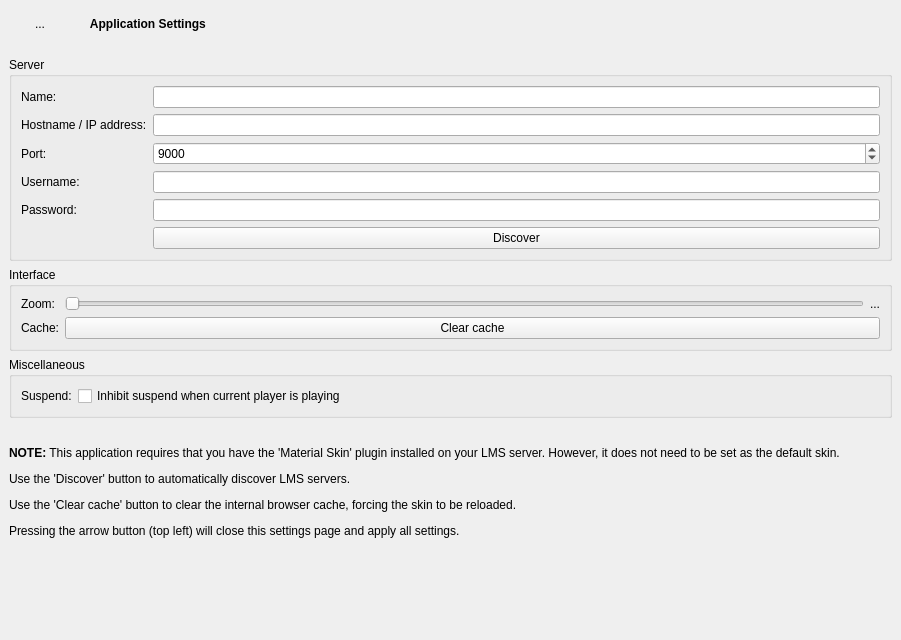
This is src/settingswidget.ui in CDrummond/melodeon as Qt 5 draws it before an edit. The edited form follows.
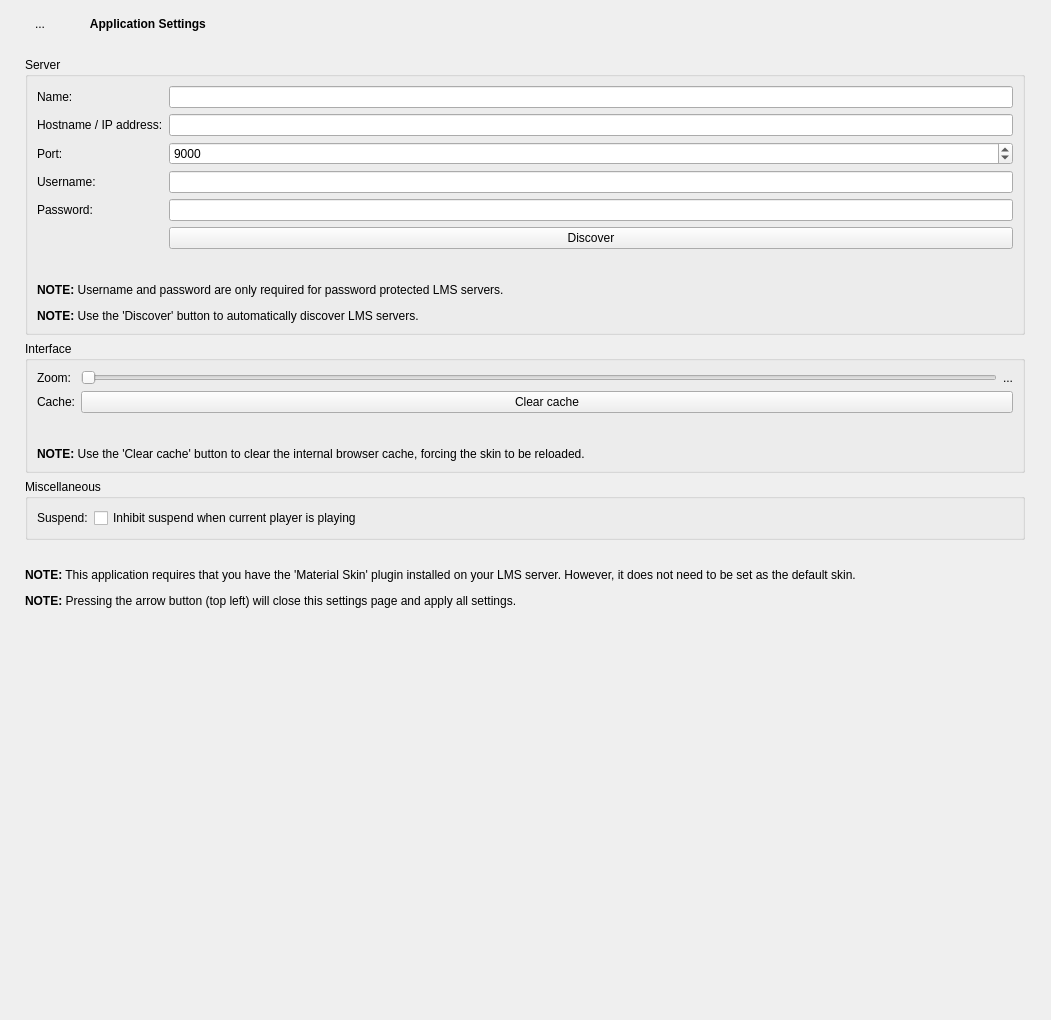
This is the edited form.

Commit message: Move help text to relevant sections

```diff
--- a/src/settingswidget.ui
+++ b/src/settingswidget.ui
@@ -6,8 +6,8 @@
    <rect>
     <x>0</x>
     <y>0</y>
-    <width>901</width>
-    <height>640</height>
+    <width>1051</width>
+    <height>1020</height>
    </rect>
   </property>
   <property name="windowTitle">
@@ -116,8 +116,8 @@
        <rect>
         <x>0</x>
         <y>0</y>
-        <width>880</width>
-        <height>814</height>
+        <width>1030</width>
+        <height>975</height>
        </rect>
       </property>
       <layout class="QGridLayout" name="gridLayout">
@@ -210,6 +210,29 @@
             </property>
            </widget>
           </item>
+          <item row="7" column="0" colspan="2">
+           <widget class="QLabel" name="label">
+            <property name="text">
+             <string>&lt;html&gt;&lt;head/&gt;&lt;body&gt;&lt;p&gt;&lt;span style=&quot; font-weight:600;&quot;&gt;NOTE:&lt;/span&gt; Username and password are only required for password protected LMS servers.&lt;/p&gt;&lt;p&gt;&lt;span style=&quot; font-weight:600;&quot;&gt;NOTE:&lt;/span&gt; Use the 'Discover' button to automatically discover LMS servers.&lt;/p&gt;&lt;/body&gt;&lt;/html&gt;</string>
+            </property>
+           </widget>
+          </item>
+          <item row="6" column="1">
+           <spacer name="verticalSpacer_2">
+            <property name="orientation">
+             <enum>Qt::Vertical</enum>
+            </property>
+            <property name="sizeType">
+             <enum>QSizePolicy::Fixed</enum>
+            </property>
+            <property name="sizeHint" stdset="0">
+             <size>
+              <width>20</width>
+              <height>22</height>
+             </size>
+            </property>
+           </spacer>
+          </item>
          </layout>
         </widget>
        </item>
@@ -279,6 +302,29 @@
             </property>
            </widget>
           </item>
+          <item row="3" column="0" colspan="2">
+           <widget class="QLabel" name="label_5">
+            <property name="text">
+             <string>&lt;html&gt;&lt;head/&gt;&lt;body&gt;&lt;p&gt;&lt;span style=&quot; font-weight:600;&quot;&gt;NOTE: &lt;/span&gt;Use the 'Clear cache' button to clear the internal browser cache, forcing the skin to be reloaded.&lt;/p&gt;&lt;/body&gt;&lt;/html&gt;</string>
+            </property>
+           </widget>
+          </item>
+          <item row="2" column="1">
+           <spacer name="verticalSpacer_3">
+            <property name="orientation">
+             <enum>Qt::Vertical</enum>
+            </property>
+            <property name="sizeType">
+             <enum>QSizePolicy::Fixed</enum>
+            </property>
+            <property name="sizeHint" stdset="0">
+             <size>
+              <width>20</width>
+              <height>22</height>
+             </size>
+            </property>
+           </spacer>
+          </item>
          </layout>
         </widget>
        </item>
@@ -348,7 +394,7 @@
           </size>
          </property>
          <property name="text">
-          <string>&lt;html&gt;&lt;head/&gt;&lt;body&gt;&lt;p&gt;&lt;span style=&quot; font-weight:600;&quot;&gt;NOTE:&lt;/span&gt; This application requires that you have the 'Material Skin' plugin installed on your LMS server. However, it does not need to be set as the default skin.&lt;/p&gt;&lt;p&gt;Use the 'Discover' button to automatically discover LMS servers.&lt;/p&gt;&lt;p&gt;Use the 'Clear cache' button to clear the internal browser cache, forcing the skin to be reloaded.&lt;/p&gt;&lt;p&gt;Pressing the arrow button (top left) will close this settings page and apply all settings.&lt;/p&gt;&lt;/body&gt;&lt;/html&gt;</string>
+          <string>&lt;html&gt;&lt;head/&gt;&lt;body&gt;&lt;p&gt;&lt;span style=&quot; font-weight:600;&quot;&gt;NOTE:&lt;/span&gt; This application requires that you have the 'Material Skin' plugin installed on your LMS server. However, it does not need to be set as the default skin.&lt;/p&gt;&lt;p&gt;&lt;span style=&quot; font-weight:600;&quot;&gt;NOTE: &lt;/span&gt;Pressing the arrow button (top left) will close this settings page and apply all settings.&lt;/p&gt;&lt;/body&gt;&lt;/html&gt;</string>
          </property>
          <property name="textFormat">
           <enum>Qt::RichText</enum>
```
